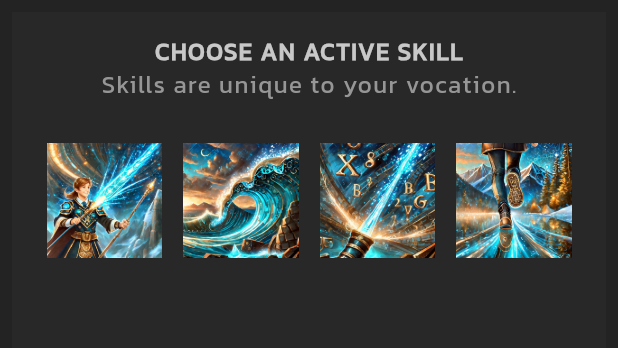
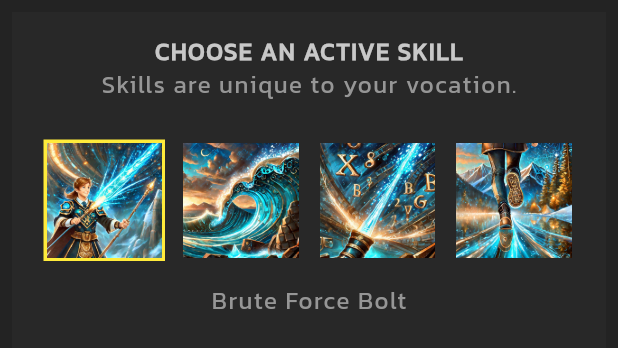
Before and after one commit to smsanagustin/flutter-rpg, a Flutter app: the SkillList widget shown alone on an empty page, opened directly with sample values from the repository, on a phone screen of 412 x 824 dp. Shown: the top 348 px of the screen. Run offline on Flutter 3.47's test engine with Material 3 defaults, Android fonts, the phone set to English and light mode, and no system bars.

Commit message:
Implement selection of skills

```diff
--- a/lib/screens/profile/skill_list.dart
+++ b/lib/screens/profile/skill_list.dart
@@ -16,12 +16,21 @@ class SkillList extends StatefulWidget {
 class _SkillListState extends State<SkillList> {
   late List<Skill>
       availableSkills; // no value yet but will have one at some point
+  late Skill selectedSkill;
 
   @override
   void initState() {
     availableSkills = allSkills.where((skill) {
       return skill.vocation == widget.character.vocation;
     }).toList();
+
+    // assign initial skill to selectedSkill
+    if (widget.character.skills.isEmpty) {
+      selectedSkill = availableSkills[0];
+    }
+    if (widget.character.skills.isNotEmpty) {
+      selectedSkill = widget.character.skills.first;
+    }
 
     super.initState();
   }
@@ -43,13 +52,28 @@ class _SkillListState extends State<SkillList> {
                 Row(
                     children: availableSkills.map((skill) {
                   return Expanded(
-                    child: Container(
-                        padding: const EdgeInsets.all(2),
-                        margin: const EdgeInsets.all(5),
-                        child: Image.asset("assets/img/skills/${skill.image}",
-                            width: 70)),
+                    child: GestureDetector(
+                      onTap: () {
+                        setState(() {
+                          selectedSkill = skill;
+                          widget.character.updateSkill(skill);
+                        });
+                      },
+                      child: Container(
+                          padding: const EdgeInsets.all(2),
+                          margin: const EdgeInsets.all(5),
+                          color: skill == selectedSkill
+                              ? Colors.yellow
+                              : Colors.transparent,
+                          child: Image.asset("assets/img/skills/${skill.image}",
+                              width: 70)),
+                    ),
                   );
-                }).toList())
+                }).toList()),
+                const SizedBox(
+                  height: 10,
+                ),
+                StyledText(selectedSkill.name)
               ],
             )));
   }
```
